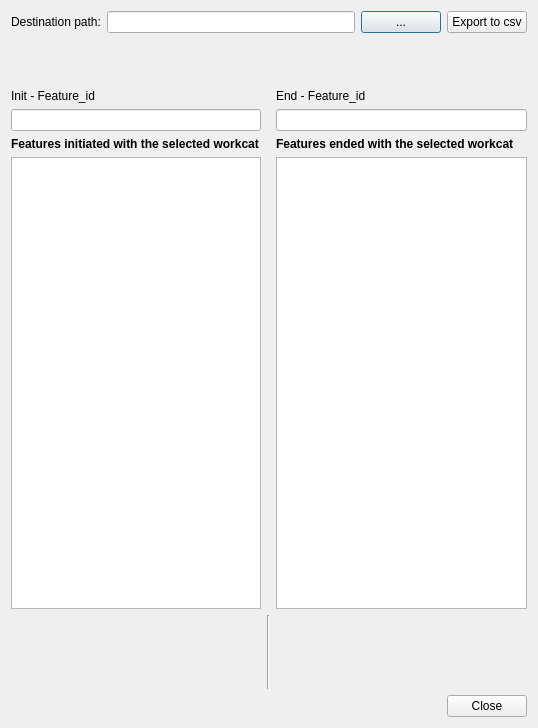
Giswater/giswater_qgis_plugin, file search/ui/list_items.ui: the form before one commit.
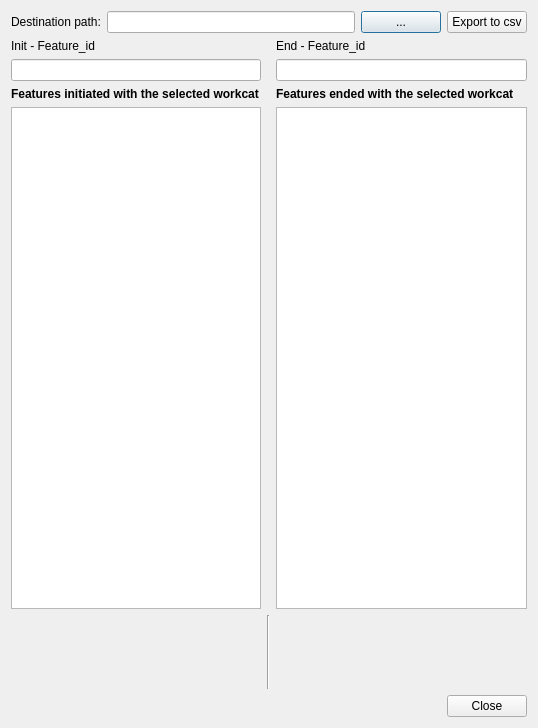
The form after the commit.

Patch:
```diff
--- a/search/ui/list_items.ui
+++ b/search/ui/list_items.ui
@@ -51,7 +51,7 @@
    <item>
     <layout class="QGridLayout" name="gridLayout">
      <property name="topMargin">
-      <number>50</number>
+      <number>0</number>
      </property>
      <item row="6" column="0">
       <layout class="QGridLayout" name="gridLayout_5">
```
Left out of the diff: 24 changed lines with no effect on the pictures.
